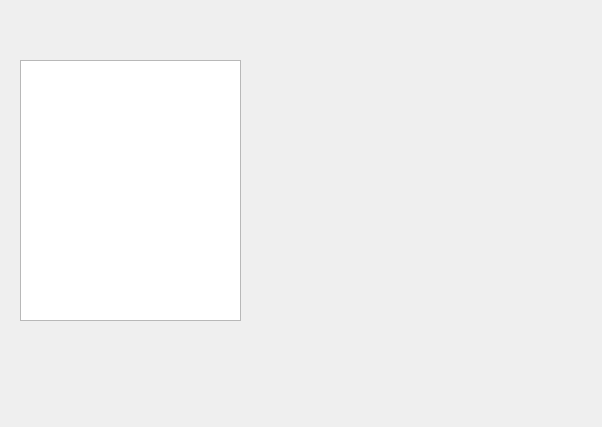
First picture: the form in gui/displaymessaginggui.ui, repository Huy-Nguyen-HCI/RocketBook, before the edit.
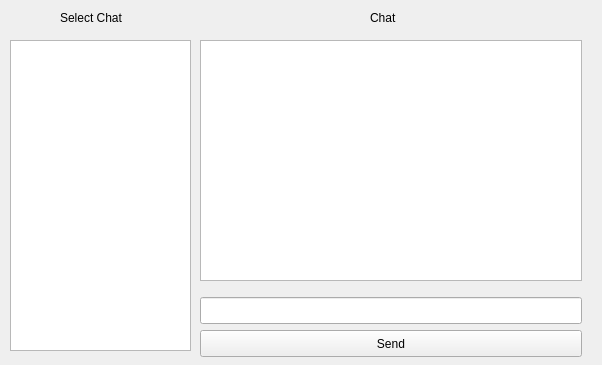
Second picture: the form after the edit.

Commit message: Finished Drawing messaging/chat screen

What changed in the file:
```diff
--- a/gui/displaymessaginggui.ui
+++ b/gui/displaymessaginggui.ui
@@ -7,7 +7,7 @@
     <x>0</x>
     <y>0</y>
     <width>602</width>
-    <height>427</height>
+    <height>365</height>
    </rect>
   </property>
   <property name="windowTitle">
@@ -16,13 +16,72 @@
   <widget class="QListView" name="listView">
    <property name="geometry">
     <rect>
-     <x>20</x>
-     <y>60</y>
-     <width>221</width>
-     <height>261</height>
+     <x>10</x>
+     <y>40</y>
+     <width>181</width>
+     <height>311</height>
     </rect>
    </property>
   </widget>
+  <widget class="QListView" name="listView_2">
+   <property name="geometry">
+    <rect>
+     <x>200</x>
+     <y>40</y>
+     <width>382</width>
+     <height>241</height>
+    </rect>
+   </property>
+  </widget>
+  <widget class="QLineEdit" name="chatBox">
+   <property name="geometry">
+    <rect>
+     <x>200</x>
+     <y>297</y>
+     <width>382</width>
+     <height>27</height>
+    </rect>
+   </property>
+  </widget>
+  <widget class="QPushButton" name="loadButton">
+   <property name="geometry">
+    <rect>
+     <x>200</x>
+     <y>330</y>
+     <width>382</width>
+     <height>27</height>
+    </rect>
+   </property>
+   <property name="text">
+    <string>Send</string>
+   </property>
+  </widget>
+  <widget class="QLabel" name="label">
+   <property name="geometry">
+    <rect>
+     <x>60</x>
+     <y>10</y>
+     <width>81</width>
+     <height>16</height>
+    </rect>
+   </property>
+   <property name="text">
+    <string>Select Chat</string>
+   </property>
+  </widget>
+  <widget class="QLabel" name="label_2">
+   <property name="geometry">
+    <rect>
+     <x>370</x>
+     <y>10</y>
+     <width>81</width>
+     <height>16</height>
+    </rect>
+   </property>
+   <property name="text">
+    <string>Chat</string>
+   </property>
+  </widget>
  </widget>
  <resources/>
  <connections/>
```
